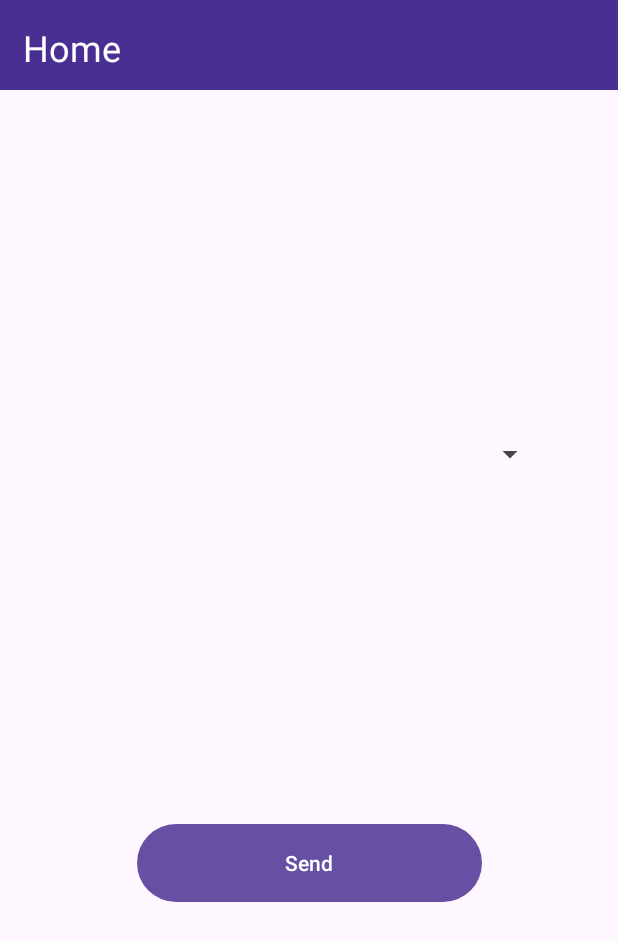
After one commit to CS5520FeinbergSpring2024/group-a6-group21, an Android app: the SendSticker screen opened directly, with no data from a screen before it, on a phone screen of 412 x 824 dp. The commit adds this screen. Shown: the top 941 px of the screen. Run offline under Robolectric (Android 15) with nearby library versions, the phone set to English and light mode, and no system bars; our stand-ins replace Firebase (no records; nobody signed in at launch, a user with empty details on screens opened directly).

Commit message:
add send sticker activity, get online user list

```diff
--- a/app/build.gradle.kts
+++ b/app/build.gradle.kts
@@ -38,7 +38,7 @@ dependencies {
     implementation ("com.google.code.gson:gson:2.8.8")
     implementation ("com.android.volley:volley:1.2.1")
     implementation ("com.github.bumptech.glide:glide:4.12.0")
-    implementation("com.google.firebase:firebase-database:20.3.0")
+    implementation("com.google.firebase:firebase-database:20.3.1")
     annotationProcessor ("com.github.bumptech.glide:compiler:4.12.0")
     testImplementation("junit:junit:4.13.2")
     androidTestImplementation("androidx.test.ext:junit:1.1.5")
@@ -47,6 +47,4 @@ dependencies {
 
     implementation(platform("com.google.firebase:firebase-bom:32.7.2"))
     implementation("com.google.firebase:firebase-analytics")
-    implementation("com.google.firebase:firebase-database")
-    implementation("com.google.firebase:firebase-database:20.3.0")
 }
--- a/app/src/main/java/edu/northeastern/group21/ReceivedSticker.java
+++ b/app/src/main/java/edu/northeastern/group21/ReceivedSticker.java
@@ -4,6 +4,9 @@ public class ReceivedSticker {
     private int stickerID;
     private String receivedFrom;
     private String receivedDate;
+
+    public ReceivedSticker() {
+    }
 
     public ReceivedSticker(int stickerID, String receivedFrom, String receivedDate) {
         this.stickerID = stickerID;
--- a/app/src/main/java/edu/northeastern/group21/SentSticker.java
+++ b/app/src/main/java/edu/northeastern/group21/SentSticker.java
@@ -5,6 +5,10 @@ import com.google.firebase.database.PropertyName;
 public class SentSticker {
     private int stickerID;
     private int stickerCount;
+
+    public SentSticker(){
+
+    }
 
     public SentSticker(int sticker, int count) {
         this.stickerID = sticker;
--- /dev/null
+++ b/app/src/main/java/edu/northeastern/group21/sendsticker/SendSticker.java
@@ -0,0 +1,152 @@
+package edu.northeastern.group21.sendsticker;
+
+import android.os.Bundle;
+import android.util.Log;
+import android.view.View;
+import android.view.ViewGroup;
+import android.widget.AdapterView;
+import android.widget.ArrayAdapter;
+import android.widget.Spinner;
+import android.widget.TextView;
+
+import androidx.appcompat.app.AppCompatActivity;
+
+import com.google.firebase.database.DataSnapshot;
+import com.google.firebase.database.DatabaseError;
+import com.google.firebase.database.DatabaseReference;
+import com.google.firebase.database.FirebaseDatabase;
+import com.google.firebase.database.Query;
+import com.google.firebase.database.ValueEventListener;
+
+import java.util.ArrayList;
+import java.util.List;
+
+import edu.northeastern.group21.R;
+import edu.northeastern.group21.User;
+
+
+public class SendSticker extends AppCompatActivity {
+
+    private DatabaseReference usersRef;
+    private List<User> onlineUserList = new ArrayList<>();
+    private Spinner onlineUserSpinner;
+    private User selectedUser;
+
+    @Override
+    protected void onCreate(Bundle savedInstanceState) {
+        super.onCreate(savedInstanceState);
+        setContentView(R.layout.activity_send_sticker);
+//        FirebaseApp.initializeApp(this);
+
+        onlineUserSpinner = findViewById(R.id.spinnerOnlineUser);
+
+        // test firebase connection 1
+//        DatabaseReference myRef = FirebaseDatabase.getInstance().getReference("message");
+//        System.out.println("send sticker oncreate 1");
+//        myRef.setValue("Hello, World!");
+
+
+        //spinner
+        getOnlineUsers();
+
+        onlineUserSpinner.setOnItemSelectedListener(new AdapterView.OnItemSelectedListener() {
+            @Override
+            public void onItemSelected(AdapterView<?> parentView, View selectedItemView, int position, long id) {
+                // Get the selected item from the spinner
+                selectedUser = (User) parentView.getItemAtPosition(position);
+
+                // Do something with the selected item
+                Log.d("Spinner", "Selected user: " + selectedUser.getUserName());
+            }
+
+            @Override
+            public void onNothingSelected(AdapterView<?> parentView) {
+                // Handle case where nothing is selected (optional)
+            }
+        });
+
+        //recyclerView
+
+    }
+
+    public void onclick(View view) {
+        int theId = view.getId();
+
+//        if (theId == R.id.buttonSend) {
+//            // Click for Group Info
+//            Intent intent = new Intent(SentSticker.this, GroupInfo.class);
+//            startActivity(intent);
+//        }
+    }
+
+    private void getOnlineUsers() {
+        // Assuming you have a DatabaseReference object pointing to the location of your data in Firebase
+        usersRef = FirebaseDatabase.getInstance().getReference("users");
+
+        // Query for online users
+        Query onlineUsersQuery = usersRef.orderByChild("online").equalTo(true);
+
+        onlineUsersQuery.addListenerForSingleValueEvent(new ValueEventListener() {
+            @Override
+            public void onDataChange(DataSnapshot dataSnapshot) {
+                System.out.println("query");
+                for (DataSnapshot userSnapshot : dataSnapshot.getChildren()) {
+                    User user = userSnapshot.getValue(User.class);
+                    if (user != null) {
+                        onlineUserList.add(user);
+                    }
+                }
+
+                // Populate the Spinner with the retrieved data
+//                ArrayAdapter<String> adapter = new ArrayAdapter<>(SendSticker.this, android.R.layout.simple_spinner_item, dataList);
+                ArrayAdapter<User> adapter = new ArrayAdapter<User>(SendSticker.this, android.R.layout.simple_spinner_item, onlineUserList) {
+                    @Override
+                    public View getView(int position, View convertView, ViewGroup parent) {
+                        TextView textView = (TextView) super.getView(position, convertView, parent);
+                        textView.setText(onlineUserList.get(position).getUserName()); // Display the user name
+                        return textView;
+                    }
+
+                    @Override
+                    public View getDropDownView(int position, View convertView, ViewGroup parent) {
+                        TextView textView = (TextView) super.getDropDownView(position, convertView, parent);
+                        textView.setText(onlineUserList.get(position).getUserName()); // Display the user name
+                        return textView;
+                    }
+                };
+                adapter.setDropDownViewResource(android.R.layout.simple_spinner_dropdown_item);
+                onlineUserSpinner.setAdapter(adapter);
+            }
+
+            @Override
+            public void onCancelled(DatabaseError databaseError) {
+                // Handle errors
+            }
+        });
+
+    }
+
+//    private void testDBConnection() {
+//        System.out.println("test conn");
+//        DatabaseReference databaseRef = FirebaseDatabase.getInstance().getReference();
+//        String testValue = "Hello Firebase!";
+//
+//        // Write data to a test location in the database
+//        databaseRef.child("test").setValue(testValue)
+//                .addOnSuccessListener(new OnSuccessListener<Void>() {
+//                    @Override
+//                    public void onSuccess(Void aVoid) {
+//                        // Write operation successful
+//                        Log.d("FirebaseTest", "Data written successfully!");
+//                    }
+//                })
+//                .addOnFailureListener(new OnFailureListener() {
+//                    @Override
+//                    public void onFailure(@NonNull Exception e) {
+//                        // Write operation failed
+//                        Log.e("FirebaseTest", "Error writing data to Firebase: " + e.getMessage());
+//                    }
+//                });
+//
+//    }
+}
--- /dev/null
+++ b/app/src/main/res/layout/activity_send_sticker.xml
@@ -0,0 +1,61 @@
+<?xml version="1.0" encoding="utf-8"?>
+<androidx.constraintlayout.widget.ConstraintLayout xmlns:android="http://schemas.android.com/apk/res/android"
+    xmlns:app="http://schemas.android.com/apk/res-auto"
+    xmlns:tools="http://schemas.android.com/tools"
+    android:layout_width="match_parent"
+    android:layout_height="match_parent"
+    tools:context=".sendsticker.SendSticker">
+
+    <TextView
+        android:id="@+id/headerText"
+        android:layout_width="0dp"
+        android:layout_height="60dp"
+        android:background="@color/darkPurple"
+        android:padding="15dp"
+        android:text="@string/home_string"
+        android:textColor="@color/white"
+        android:textSize="24sp"
+        app:layout_constraintStart_toStartOf="parent"
+        app:layout_constraintEnd_toEndOf="parent"
+        app:layout_constraintTop_toTopOf="parent"/>
+
+<!--    <androidx.recyclerview.widget.RecyclerView-->
+<!--        android:id="@+id/recyclerViewSticker"-->
+<!--        android:layout_width="match_parent"-->
+<!--        android:layout_height="match_parent"-->
+<!--        android:layout_marginStart="10dp"-->
+<!--        android:layout_marginTop="20dp"-->
+<!--        android:layout_marginEnd="10dp"-->
+<!--        android:layout_marginBottom="20dp"-->
+<!--        app:layout_constraintEnd_toEndOf="parent"-->
+<!--        app:layout_constraintStart_toStartOf="parent"-->
+<!--        app:layout_constraintTop_toBottomOf="@+id/headerText"-->
+<!--        app:layout_constraintBottom_toTopOf="@+id/spinnerOnlineUser"/>-->
+
+    <Spinner
+        android:id="@+id/spinnerOnlineUser"
+        android:layout_width="match_parent"
+        android:layout_height="wrap_content"
+        android:layout_marginStart="48dp"
+        android:layout_marginEnd="48dp"
+        android:minHeight="48dp"
+        app:layout_constraintBottom_toTopOf="@+id/buttonSend"
+        app:layout_constraintEnd_toEndOf="parent"
+        app:layout_constraintStart_toStartOf="parent"
+        app:layout_constraintTop_toBottomOf="@+id/headerText"
+        app:layout_constraintVertical_bias="0.5"/>
+
+    <Button
+        android:id="@+id/buttonSend"
+        android:layout_width="230dp"
+        android:layout_height="60dp"
+        android:onClick="onclick"
+        android:text="Send"
+        app:layout_constraintBottom_toBottomOf="parent"
+        app:layout_constraintEnd_toEndOf="parent"
+        app:layout_constraintStart_toStartOf="parent"
+        app:layout_constraintTop_toBottomOf="@+id/spinnerOnlineUser"
+        app:layout_constraintVertical_bias="0.9" />
+
+
+</androidx.constraintlayout.widget.ConstraintLayout>
```
Also changed, not shown: app/src/main/AndroidManifest.xml (+6 -3 lines), app/src/main/java/edu/northeastern/group21/Login.java (+18 -1 lines), app/src/main/java/edu/northeastern/group21/User.java (+18 -0 lines), app/src/main/res/layout/activity_login.xml (+10 -0 lines).
